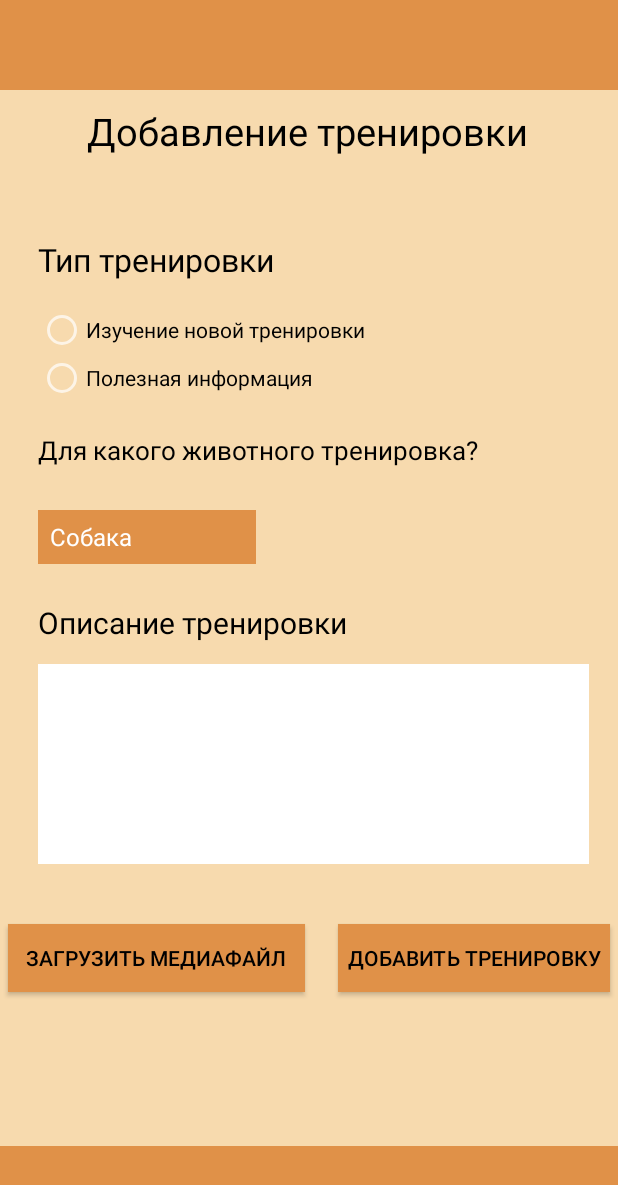
After one commit to moevm/adfmp1h24-dog_trainer, an Android app: the FormToAddTrainingActivity screen opened directly, with no data from a screen before it, on a phone screen of 412 x 824 dp. The commit adds this screen. Shown: the top 1185 px of the screen. Run offline under Robolectric (Android 15) with nearby library versions, the phone set to English and light mode, and no system bars.

Commit message:
Add form to add training

```diff
--- a/DogTrainer/app/src/main/AndroidManifest.xml
+++ b/DogTrainer/app/src/main/AndroidManifest.xml
@@ -12,6 +12,9 @@
         android:supportsRtl="true"
         android:theme="@style/Theme.AppCompat.NoActionBar"
         tools:targetApi="31">
+        <activity
+            android:name=".FormToAddTrainingActivity"
+            android:exported="false" />
         <activity
             android:name=".AuthUserActivity"
             android:exported="true">
--- /dev/null
+++ b/DogTrainer/app/src/main/java/application_development_for_mobile_platforms/dog_trainer/FormToAddTrainingActivity.kt
@@ -0,0 +1,11 @@
+package application_development_for_mobile_platforms.dog_trainer
+
+import androidx.appcompat.app.AppCompatActivity
+import android.os.Bundle
+
+class FormToAddTrainingActivity : AppCompatActivity() {
+    override fun onCreate(savedInstanceState: Bundle?) {
+        super.onCreate(savedInstanceState)
+        setContentView(R.layout.activity_form_to_add_training)
+    }
+}
--- /dev/null
+++ b/DogTrainer/app/src/main/res/layout/activity_form_to_add_training.xml
@@ -0,0 +1,164 @@
+<?xml version="1.0" encoding="utf-8"?>
+<androidx.constraintlayout.widget.ConstraintLayout xmlns:android="http://schemas.android.com/apk/res/android"
+    xmlns:app="http://schemas.android.com/apk/res-auto"
+    xmlns:tools="http://schemas.android.com/tools"
+    android:layout_width="match_parent"
+    android:layout_height="match_parent"
+    tools:context=".FormToAddTrainingActivity"
+    android:background="@color/mainBackground"
+    >
+
+    <View
+        android:id="@+id/topRectangle"
+        android:layout_width="match_parent"
+        android:layout_height="60dp"
+        android:layout_alignParentTop="true"
+        android:background="@color/mainElements"
+        android:visibility="visible"
+        app:layout_constraintEnd_toEndOf="parent"
+        app:layout_constraintHorizontal_bias="1.0"
+        app:layout_constraintStart_toStartOf="parent"
+        app:layout_constraintTop_toTopOf="parent" />
+
+    <View
+        android:id="@+id/footerRectangle"
+        android:layout_width="match_parent"
+        android:layout_height="60dp"
+        android:layout_alignParentTop="true"
+        android:layout_marginTop="660dp"
+        android:background="@color/mainElements"
+        android:visibility="visible"
+        app:layout_constraintBottom_toBottomOf="parent"
+        app:layout_constraintEnd_toEndOf="parent"
+        app:layout_constraintHorizontal_bias="0.0"
+        app:layout_constraintStart_toStartOf="parent"
+        app:layout_constraintTop_toBottomOf="@+id/topRectangle"
+        app:layout_constraintVertical_bias="1.0" />
+
+    <TextView
+        android:id="@+id/AddTrainTitleText"
+        android:layout_width="296dp"
+        android:layout_height="63dp"
+        android:layout_marginTop="70dp"
+        android:autoSizeTextType="uniform"
+        android:text="@string/AddTrainingTitle"
+        android:textColor="#000000"
+        app:layout_constraintEnd_toEndOf="parent"
+        app:layout_constraintStart_toStartOf="@+id/topRectangle"
+        app:layout_constraintTop_toTopOf="parent" />
+
+    <TextView
+        android:id="@+id/TrainTypeText"
+        android:layout_width="158dp"
+        android:layout_height="35dp"
+        android:layout_marginStart="25dp"
+        android:layout_marginTop="25dp"
+        android:autoSizeTextType="uniform"
+        android:text="@string/TrainingType"
+        android:textColor="#000000"
+        app:layout_constraintStart_toStartOf="parent"
+        app:layout_constraintTop_toBottomOf="@+id/AddTrainTitleText" />
+
+    <TextView
+        android:id="@+id/petTypeText"
+        android:layout_width="303dp"
+        android:layout_height="42dp"
+        android:layout_marginStart="25dp"
+        android:layout_marginTop="20dp"
+        android:autoSizeTextType="uniform"
+        android:text="@string/ChoosePetText"
+        android:textColor="#000000"
+        app:layout_constraintStart_toStartOf="parent"
+        app:layout_constraintTop_toBottomOf="@+id/radioGroup" />
+
+    <TextView
+        android:id="@+id/trainDescriptionText"
+        android:layout_width="211dp"
+        android:layout_height="31dp"
+        android:layout_marginStart="25dp"
+        android:layout_marginTop="25dp"
+        android:autoSizeTextType="uniform"
+        android:text="@string/TrainingDescriptionText"
+        android:textColor="#000000"
+        app:layout_constraintStart_toStartOf="parent"
+        app:layout_constraintTop_toBottomOf="@+id/spinner" />
+
+    <RadioGroup
+        android:id="@+id/radioGroup"
+        android:layout_width="wrap_content"
+        android:layout_height="wrap_content"
+        android:layout_marginStart="25dp"
+        android:layout_marginTop="10dp"
+        app:layout_constraintStart_toStartOf="parent"
+        app:layout_constraintTop_toBottomOf="@+id/TrainTypeText">
+
+        <RadioButton
+            android:id="@+id/radioButtonNewTrain"
+            android:layout_width="match_parent"
+            android:layout_height="wrap_content"
+            android:text="@string/newTrainingText"
+            android:textColor="#000000" />
+
+        <RadioButton
+            android:id="@+id/radioButtonUsefullTrain"
+            android:layout_width="match_parent"
+            android:layout_height="wrap_content"
+            android:text="@string/usefullTrainingText"
+            android:textColor="#000000" />
+    </RadioGroup>
+
+    <Spinner
+        android:id="@+id/spinner"
+        android:layout_width="145dp"
+        android:layout_height="36dp"
+        android:layout_marginStart="25dp"
+        android:layout_marginTop="10dp"
+        app:layout_constraintStart_toStartOf="parent"
+        app:layout_constraintTop_toBottomOf="@+id/petTypeText"
+        android:entries="@array/petOrCatList"
+        android:background="@color/mainElements"
+        android:textColor="#000000"
+        android:outlineAmbientShadowColor="@color/black"
+        android:outlineSpotShadowColor="@color/black"/>
+
+    <EditText
+        android:id="@+id/CommandDescriptonMultiLine"
+        android:layout_width="367dp"
+        android:layout_height="133dp"
+        android:layout_marginStart="25dp"
+        android:layout_marginTop="10dp"
+        android:autoSizeTextType="uniform"
+        android:background="#FFFFFF"
+        android:ems="10"
+        android:gravity="start|top"
+        android:inputType="textMultiLine"
+        android:textColor="#000000"
+        app:layout_constraintStart_toStartOf="parent"
+        app:layout_constraintTop_toBottomOf="@+id/trainDescriptionText" />
+
+    <Button
+        android:id="@+id/buttonAddmediaFile"
+        android:layout_width="198dp"
+        android:layout_height="45dp"
+        android:layout_marginStart="5dp"
+        android:layout_marginTop="40dp"
+        android:background="@color/mainElements"
+        android:text="@string/UploadMediafile"
+        android:textColor="#000000"
+        app:layout_constraintStart_toStartOf="parent"
+        app:layout_constraintTop_toBottomOf="@+id/CommandDescriptonMultiLine" />
+
+    <Button
+        android:id="@+id/buttonAddTraining"
+        android:layout_width="181dp"
+        android:layout_height="45dp"
+        android:layout_marginTop="40dp"
+        android:layout_marginEnd="5dp"
+        android:background="@color/mainElements"
+        android:text="@string/AddTraining"
+        android:textColor="#000000"
+        app:layout_constraintEnd_toEndOf="parent"
+        app:layout_constraintTop_toBottomOf="@+id/CommandDescriptonMultiLine" />
+
+
+</androidx.constraintlayout.widget.ConstraintLayout>
--- a/DogTrainer/app/src/main/res/values/strings.xml
+++ b/DogTrainer/app/src/main/res/values/strings.xml
@@ -32,4 +32,15 @@
     <string name="usersList">Пользователи</string>
     <string name="logout">Выход</string>
     <string name="AddTraining">Добавить тренировку</string>
+    <string name="AddTrainingTitle">Добавление тренировки</string>
+    <string name="TrainingType">Тип тренировки</string>
+    <string name="newTrainingText">Изучение новой тренировки</string>
+    <string name="usefullTrainingText">Полезная информация</string>
+    <string name="ChoosePetText">Для какого животного тренировка?</string>
+    <string name="UploadMediafile">Загрузить медиафайл</string>
+    <string name="TrainingDescriptionText">Описание тренировки</string>
+    <string-array name="petOrCatList">
+        <item>Собака</item>
+        <item>Кошка</item>
+    </string-array>
 </resources>
```
